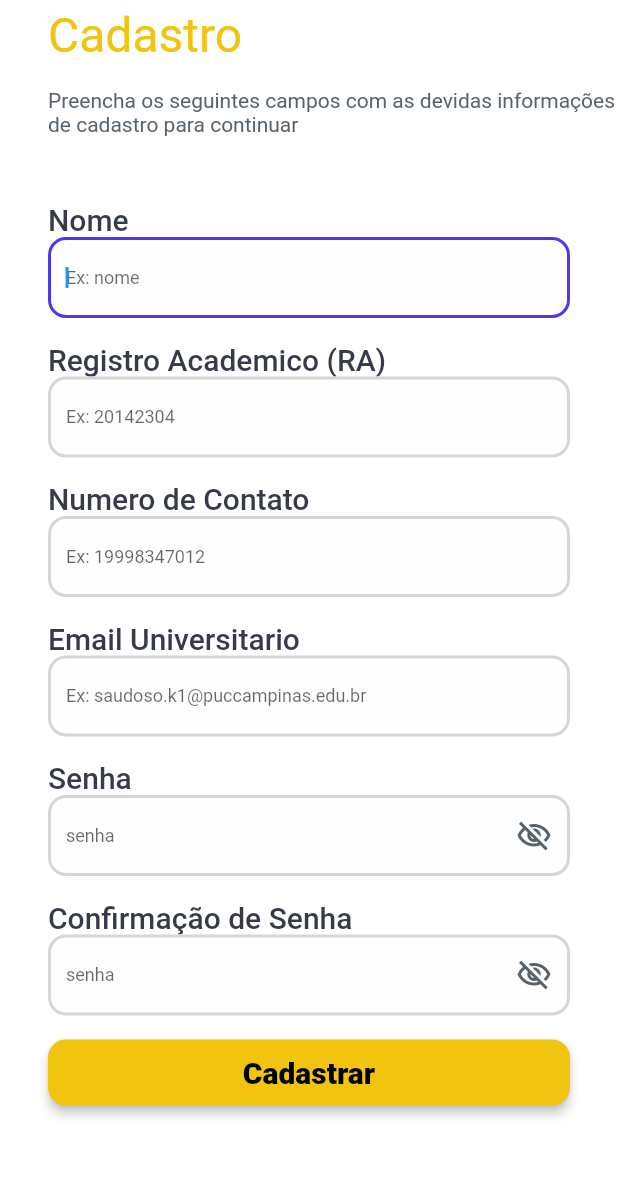
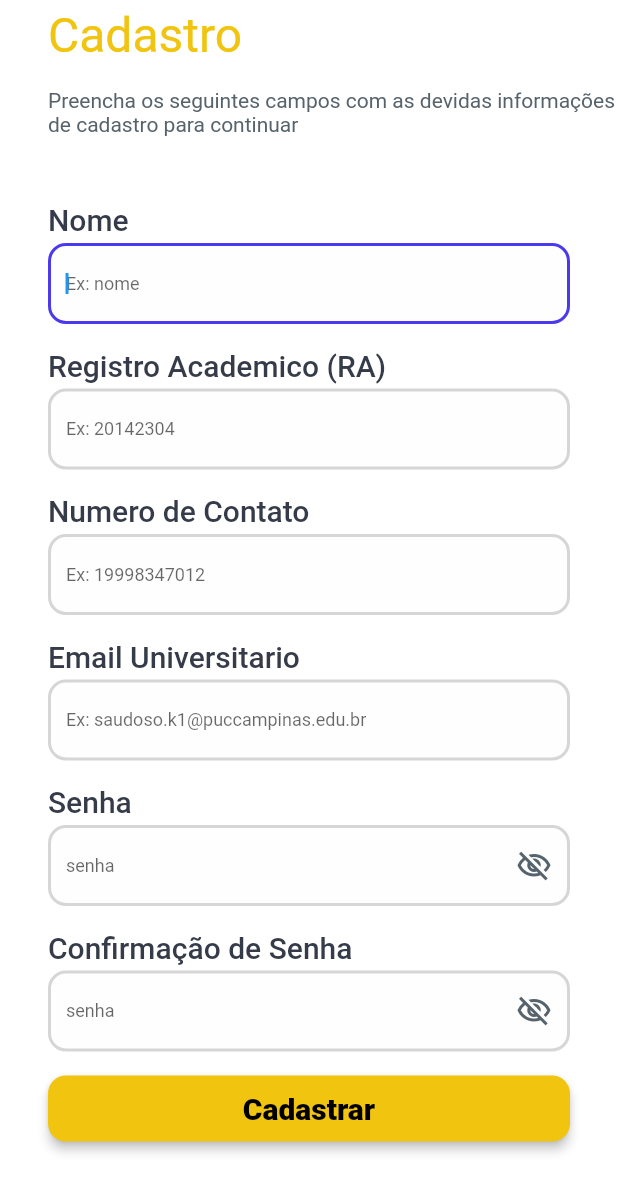
Before and after one commit to LeoRodaelli/unicar-app, a Flutter app: the CadastroWidget screen opened by its route, on a phone screen of 412 x 824 dp. Shown: the top 1192 px of the screen. Run offline on Flutter 3.47's test engine with Material 2 defaults, Android fonts, the light colour scheme and no system bars; drawn by our look-alikes of auto_size_text; our stand-ins replace cached_network_image, cloud_firestore, equatable, file_picker, firebase_core, flutter_animate and 13 more; missing offline and left inert: flutter_google_places, google_api_headers, google_maps_webservice, json_path, mime_type; accounts and stored records are empty; network calls fail; Roboto replaces fonts that are missing (Fredoka One, Readex Pro).

Commit message:
Updating to latest FlutterFlow output.

```diff
--- a/lib/pages/cadastro/cadastro_widget.dart
+++ b/lib/pages/cadastro/cadastro_widget.dart
@@ -139,13 +139,17 @@ class _CadastroWidgetState extends State<CadastroWidget> {
                               mainAxisSize: MainAxisSize.max,
                               crossAxisAlignment: CrossAxisAlignment.start,
                               children: [
-                                Text(
+                                Padding(
+                                  padding: EdgeInsetsDirectional.fromSTEB(
+                                      0.0, 0.0, 0.0, 4.0),
+                                  child: Text(
                                     'Nome',
                                     style: GoogleFonts.getFont(
                                       'Roboto',
                                       color: Color(0xFF353B48),
                                       fontWeight: FontWeight.w500,
                                       fontSize: 20.0,
+                                    ),
                                   ),
                                 ),
                                 Padding(
@@ -213,13 +217,17 @@ class _CadastroWidgetState extends State<CadastroWidget> {
                                     ),
                                   ),
                                 ),
-                                Text(
+                                Padding(
+                                  padding: EdgeInsetsDirectional.fromSTEB(
+                                      0.0, 0.0, 0.0, 4.0),
+                                  child: Text(
                                     'Registro Academico (RA)',
                                     style: GoogleFonts.getFont(
                                       'Roboto',
                                       color: Color(0xFF353B48),
                                       fontWeight: FontWeight.w500,
                                       fontSize: 20.0,
+                                    ),
                                   ),
                                 ),
                                 Padding(
@@ -290,13 +298,17 @@ class _CadastroWidgetState extends State<CadastroWidget> {
                                     ),
                                   ),
                                 ),
-                                Text(
+                                Padding(
+                                  padding: EdgeInsetsDirectional.fromSTEB(
+                                      0.0, 0.0, 0.0, 4.0),
+                                  child: Text(
                                     'Numero de Contato',
                                     style: GoogleFonts.getFont(
                                       'Roboto',
                                       color: Color(0xFF353B48),
                                       fontWeight: FontWeight.w500,
                                       fontSize: 20.0,
+                                    ),
                                   ),
                                 ),
                                 Padding(
@@ -367,13 +379,17 @@ class _CadastroWidgetState extends State<CadastroWidget> {
                                     ),
                                   ),
                                 ),
-                                Text(
+                                Padding(
+                                  padding: EdgeInsetsDirectional.fromSTEB(
+                                      0.0, 0.0, 0.0, 4.0),
+                                  child: Text(
                                     'Email Universitario',
                                     style: GoogleFonts.getFont(
                                       'Roboto',
                                       color: Color(0xFF353B48),
                                       fontWeight: FontWeight.w500,
                                       fontSize: 20.0,
+                                    ),
                                   ),
                                 ),
                                 Padding(
@@ -445,13 +461,17 @@ class _CadastroWidgetState extends State<CadastroWidget> {
                                     ),
                                   ),
                                 ),
-                                Text(
+                                Padding(
+                                  padding: EdgeInsetsDirectional.fromSTEB(
+                                      0.0, 0.0, 0.0, 4.0),
+                                  child: Text(
                                     'Senha',
                                     style: GoogleFonts.getFont(
                                       'Roboto',
                                       color: Color(0xFF353B48),
                                       fontWeight: FontWeight.w500,
                                       fontSize: 20.0,
+                                    ),
                                   ),
                                 ),
                                 Padding(
@@ -535,13 +555,17 @@ class _CadastroWidgetState extends State<CadastroWidget> {
                                     ),
                                   ),
                                 ),
-                                Text(
+                                Padding(
+                                  padding: EdgeInsetsDirectional.fromSTEB(
+                                      0.0, 0.0, 0.0, 4.0),
+                                  child: Text(
                                     'Confirmação de Senha',
                                     style: GoogleFonts.getFont(
                                       'Roboto',
                                       color: Color(0xFF353B48),
                                       fontWeight: FontWeight.w500,
                                       fontSize: 20.0,
+                                    ),
                                   ),
                                 ),
                                 Padding(
```
Also changed, not shown: lib/pages/cadastro_carro/cadastro_carro_widget.dart (+24 -4 lines), lib/pages/oferecer_carona/oferecer_carona_widget.dart (+20 -5 lines). Lines whose indentation alone changed are shown as unchanged.
